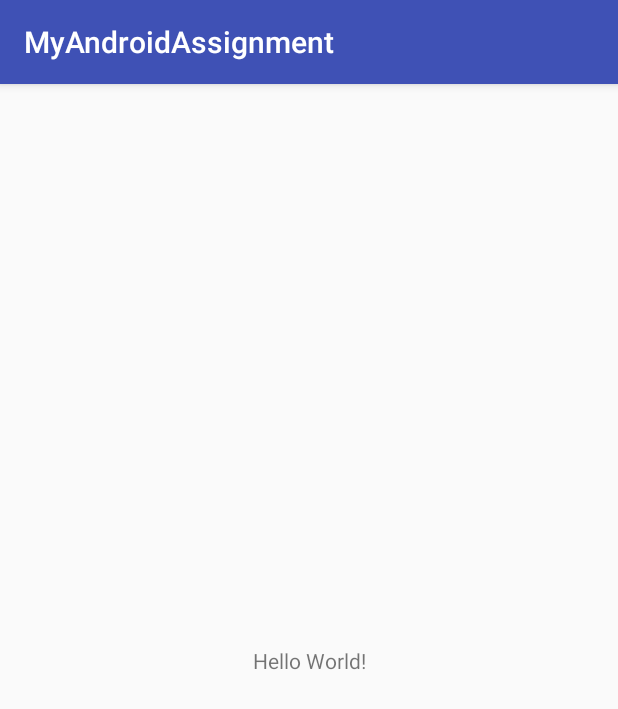
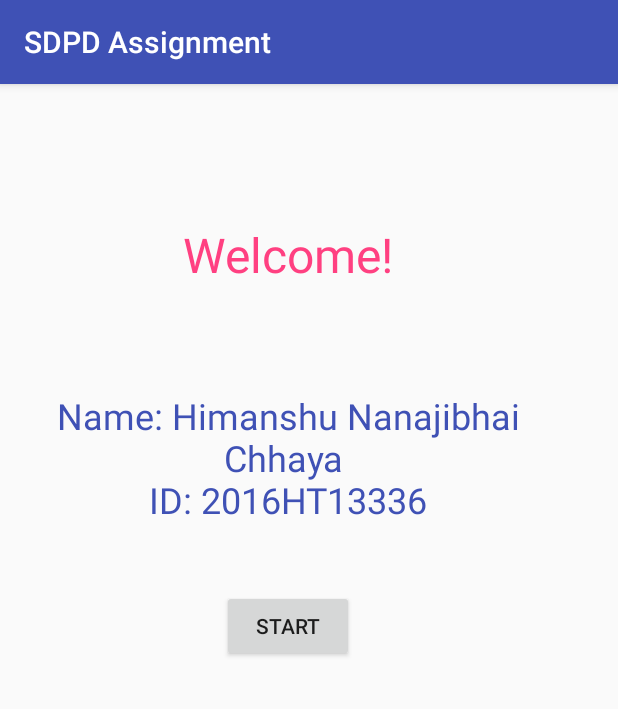
Before and after one commit to HimanshuChhaya/AndroidAssignment, an Android app: the screen it shows after launch (MainActivity), on a phone screen of 412 x 824 dp. Shown: the top 709 px of the screen. Run offline under Robolectric (Android 15) with nearby library versions, the phone set to English and light mode, and no system bars.

Commit message:
List Activity Added Code added to show List and added items.

```diff
--- a/app/build.gradle
+++ b/app/build.gradle
@@ -2,7 +2,7 @@ apply plugin: 'com.android.application'
 
 android {
     compileSdkVersion 25
-    buildToolsVersion "25.0.3"
+    buildToolsVersion '26.0.2'
     defaultConfig {
         applicationId "com.example.himanshu.myandroidassignment"
         minSdkVersion 15
--- a/app/src/main/AndroidManifest.xml
+++ b/app/src/main/AndroidManifest.xml
@@ -16,6 +16,7 @@
                 <category android:name="android.intent.category.LAUNCHER" />
             </intent-filter>
         </activity>
+        <activity android:name=".ListActivityMain"></activity>
     </application>
 
 </manifest>
--- a/app/src/main/java/com/example/himanshu/myandroidassignment/MainActivity.java
+++ b/app/src/main/java/com/example/himanshu/myandroidassignment/MainActivity.java
@@ -1,7 +1,13 @@
 package com.example.himanshu.myandroidassignment;
 
+import android.content.Intent;
+import android.support.constraint.ConstraintLayout;
 import android.support.v7.app.AppCompatActivity;
 import android.os.Bundle;
+import android.view.View;
+import android.widget.Button;
+import android.widget.LinearLayout;
+import android.widget.TextView;
 
 public class MainActivity extends AppCompatActivity {
 
@@ -11,5 +17,36 @@ public class MainActivity extends AppCompatActivity {
     protected void onCreate(Bundle savedInstanceState) {
         super.onCreate(savedInstanceState);
         setContentView(R.layout.activity_main);
+
+        setTitle("SDPD Assignment");
+
+        _welcomeMessage = "\n\nWelcome!";
+
+        ConstraintLayout layout = (ConstraintLayout) findViewById(R.id.linearLayoutMain);
+
+        TextView view = (TextView) findViewById(R.id.textViewTop);
+        view.setText(_welcomeMessage);
+
+        TextView viewMiddle = (TextView) findViewById(R.id.textViewMiddle);
+        viewMiddle.setText("\nName: Himanshu Nanajibhai Chhaya \nID: 2016HT13336");
+
+        Button btn = (Button) findViewById(R.id.startButton);
+
+        //Center the button
+        int buttonPading = (layout.getWidth() - btn.getWidth())/2;
+        btn.layout(buttonPading,0,0,0);
+
+        btn.setOnClickListener(new View.OnClickListener() {
+                                   @Override
+                                   public void onClick(View view) {
+
+                                       Intent intent;
+                                       intent = new Intent(getApplicationContext(),ListActivityMain.class);
+                                       startActivity(intent);
+                                       //Toast.makeText(getApplicationContext(),"Hi",Toast.LENGTH_LONG).show();
+                                   }
+                               }
+        );
+
     }
 }
--- a/app/src/main/res/layout/activity_main.xml
+++ b/app/src/main/res/layout/activity_main.xml
@@ -6,13 +6,54 @@
     android:layout_height="match_parent"
     tools:context="com.example.himanshu.myandroidassignment.MainActivity">
 
-    <TextView
-        android:layout_width="wrap_content"
-        android:layout_height="wrap_content"
-        android:text="Hello World!"
-        app:layout_constraintBottom_toBottomOf="parent"
-        app:layout_constraintLeft_toLeftOf="parent"
-        app:layout_constraintRight_toRightOf="parent"
-        app:layout_constraintTop_toTopOf="parent" />
+    <android.support.constraint.ConstraintLayout
+        android:id="@+id/linearLayoutMain"
+        android:layout_width="368dp"
+        android:layout_height="495dp"
+        android:layout_marginStart="8dp"
+        android:layout_marginLeft="8dp"
+        android:layout_marginTop="8dp"
+        app:layout_constraintStart_toStartOf="parent"
+        app:layout_constraintTop_toTopOf="parent">
+
+        <TextView
+            android:id="@+id/textViewTop"
+            android:layout_width="0dp"
+            android:layout_height="0dp"
+            android:layout_marginTop="8dp"
+            android:text="TextView"
+            android:textAlignment="center"
+            android:textColor="@color/colorAccent"
+            android:textSize="32dp"
+            app:layout_constraintBottom_toTopOf="@+id/textViewMiddle"
+            app:layout_constraintEnd_toEndOf="parent"
+            app:layout_constraintStart_toStartOf="parent"
+            app:layout_constraintTop_toTopOf="parent" />
+
+        <TextView
+            android:id="@+id/textViewMiddle"
+            android:layout_width="0dp"
+            android:layout_height="0dp"
+            android:text="TextView"
+            android:textAlignment="center"
+            android:textColor="@color/colorPrimary"
+            android:textSize="24dp"
+            app:layout_constraintBottom_toTopOf="@+id/startButton"
+            app:layout_constraintEnd_toEndOf="parent"
+            app:layout_constraintStart_toStartOf="parent"
+            app:layout_constraintTop_toBottomOf="@+id/textViewTop" />
+
+        <Button
+            android:id="@+id/startButton"
+            android:layout_width="wrap_content"
+            android:layout_height="wrap_content"
+            android:layout_marginBottom="118dp"
+            android:text="Start"
+            android:textAlignment="center"
+            app:layout_constraintBottom_toBottomOf="parent"
+            app:layout_constraintEnd_toEndOf="@+id/textViewMiddle"
+            app:layout_constraintStart_toStartOf="@+id/textViewMiddle"
+            app:layout_constraintTop_toBottomOf="@+id/textViewMiddle" />
+    </android.support.constraint.ConstraintLayout>
 
 </android.support.constraint.ConstraintLayout>
```
Also changed, not shown: app/src/main/java/com/example/himanshu/myandroidassignment/ListActivityMain.java (added, +38 -0 lines), app/src/main/res/layout/activity_list_main.xml (added, +22 -0 lines).
